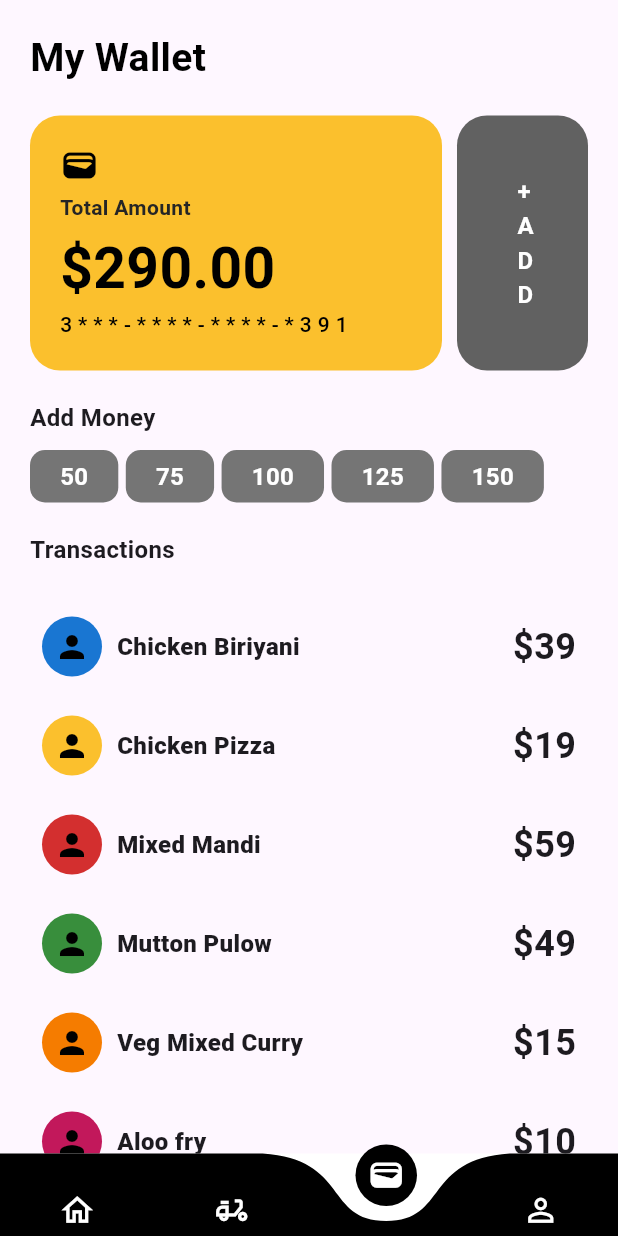
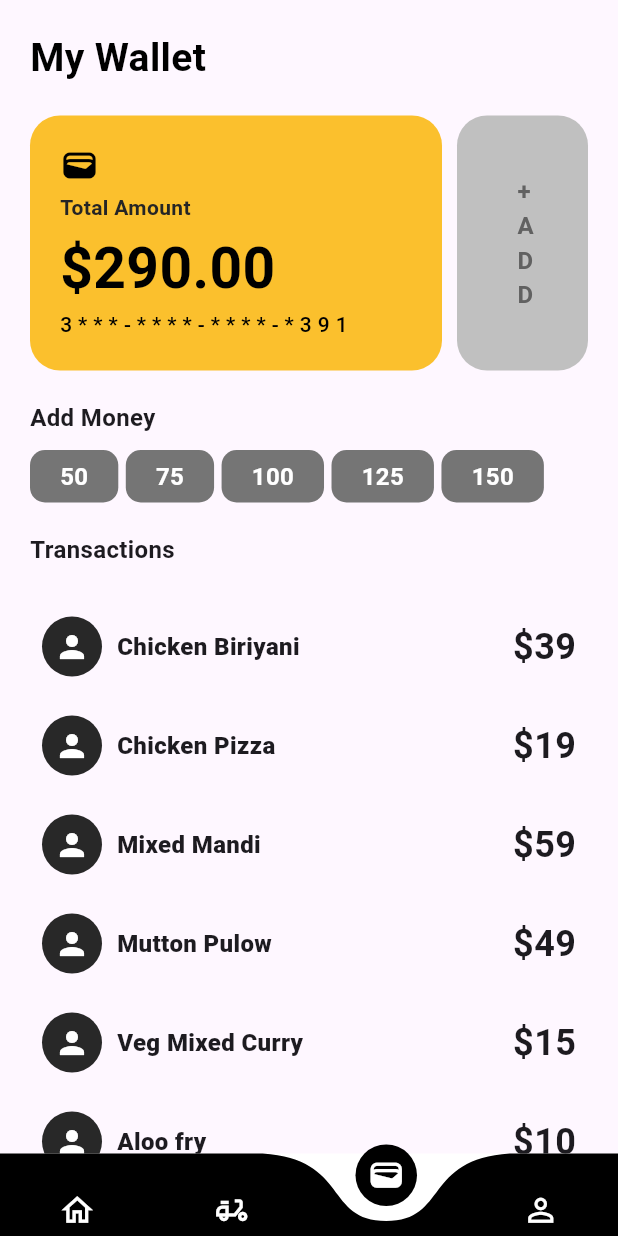
Before and after one commit to ganeshgovala/FoodApp, a Flutter app: the screen it shows after launch, item 3 of the bottom bar chosen, on a phone screen of 412 x 824 dp. Run offline on Flutter 3.47's test engine with Material 3 defaults, Android fonts, the phone set to English and light mode, and no system bars; drawn by our look-alikes of curved_navigation_bar; our stand-ins replace firebase_auth, firebase_core; accounts and stored records are empty.

Commit message:
Transaction Page

```diff
--- a/foodapp/lib/components/TransactionCard.dart
+++ b/foodapp/lib/components/TransactionCard.dart
@@ -25,7 +25,7 @@ class TransactionCard extends StatelessWidget {
               children: [
                 CircleAvatar(
                   backgroundColor: color,
-                  child: Icon(Icons.person, color: const Color.fromARGB(255, 0, 0, 0))
+                  child: Icon(Icons.person, color: const Color.fromARGB(255, 255, 255, 255))
                 ),
                 SizedBox(width: 10),
                 Text(TransactionName, style : TextStyle(
--- a/foodapp/lib/pages/Wallet.dart
+++ b/foodapp/lib/pages/Wallet.dart
@@ -65,11 +65,11 @@ class _WalletPageState extends State<WalletPage> {
                       alignment: Alignment(0, 0),
                       height: 170,
                       decoration: BoxDecoration(
-                        color: Colors.grey.shade700,
+                        color: const Color.fromRGBO(192, 192, 192, 1),
                         borderRadius: BorderRadius.circular(20)
                       ),
                       child: Text(" +\n A\n D\n D", style: TextStyle(
-                        color: Colors.white,
+                        color: Colors.grey.shade700,
                         fontSize: 16,
                         fontWeight: FontWeight.w600
                       ))
@@ -167,15 +167,15 @@ class _WalletPageState extends State<WalletPage> {
               SizedBox(
                 height: 20
               ),
-              TransactionCard(TransactionName: "Chicken Biriyani", price: 39, color: Colors.blue.shade700),
-              TransactionCard(TransactionName: "Chicken Pizza", price: 19, color: Colors.yellow.shade700),
-              TransactionCard(TransactionName: "Mixed Mandi", price: 59, color: Colors.red.shade700),
-              TransactionCard(TransactionName: "Mutton Pulow", price: 49, color: Colors.green.shade700),
-              TransactionCard(TransactionName: "Veg Mixed Curry", price: 15, color: Colors.orange.shade700),
-              TransactionCard(TransactionName: "Aloo fry", price: 10, color: Colors.pink.shade700),
-              TransactionCard(TransactionName: "Meals", price: 18, color: Colors.lime.shade700),
-              TransactionCard(TransactionName: "Mutton Mandhi", price: 55, color: Colors.purple.shade700),
-              TransactionCard(TransactionName: "Chicken fry", price: 22, color: Colors.cyan.shade700),
+              TransactionCard(TransactionName: "Chicken Biriyani", price: 39, color: const Color.fromARGB(255, 40, 40, 40)),
+              TransactionCard(TransactionName: "Chicken Pizza", price: 19, color: const Color.fromARGB(255, 40, 40, 40)),
+              TransactionCard(TransactionName: "Mixed Mandi", price: 59, color: const Color.fromARGB(255, 40, 40, 40)),
+              TransactionCard(TransactionName: "Mutton Pulow", price: 49, color: const Color.fromARGB(255, 40, 40, 40)),
+              TransactionCard(TransactionName: "Veg Mixed Curry", price: 15, color: const Color.fromARGB(255, 40, 40, 40)),
+              TransactionCard(TransactionName: "Aloo fry", price: 10, color: const Color.fromARGB(255, 40, 40, 40)),
+              TransactionCard(TransactionName: "Meals", price: 18, color: const Color.fromARGB(255, 40, 40, 40)),
+              TransactionCard(TransactionName: "Mutton Mandhi", price: 55, color: const Color.fromARGB(255, 40, 40, 40)),
+              TransactionCard(TransactionName: "Chicken fry", price: 22, color: const Color.fromARGB(255, 40, 40, 40)),
             ],
           ),
         ),
```
